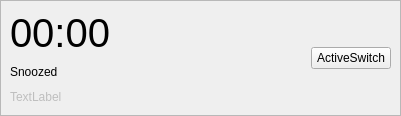
Before: the Qt Designer form application/alarm/alarmwidget.ui in theCheeseboard/the24, drawn with Qt 5.
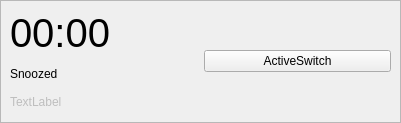
After: the same form once the commit is applied. Custom widgets are drawn as their Qt base class.

Patch:
```diff
--- a/application/alarm/alarmwidget.ui
+++ b/application/alarm/alarmwidget.ui
@@ -7,7 +7,7 @@
     <x>0</x>
     <y>0</y>
     <width>401</width>
-    <height>116</height>
+    <height>123</height>
    </rect>
   </property>
   <property name="windowTitle">
@@ -40,7 +40,7 @@
      <layout class="QHBoxLayout" name="horizontalLayout">
       <item>
        <layout class="QVBoxLayout" name="verticalLayout_2">
-        <item>
+        <item alignment="Qt::AlignLeft">
          <widget class="QLabel" name="timeLabel">
           <property name="sizePolicy">
            <sizepolicy hsizetype="Expanding" vsizetype="Preferred">
@@ -58,14 +58,14 @@
           </property>
          </widget>
         </item>
-        <item>
+        <item alignment="Qt::AlignLeft">
          <widget class="QLabel" name="snoozeLabel">
           <property name="text">
            <string notr="true">Snoozed</string>
           </property>
          </widget>
         </item>
-        <item>
+        <item alignment="Qt::AlignLeft">
          <widget class="QLabel" name="repeatsLabel">
           <property name="enabled">
            <bool>false</bool>
```
